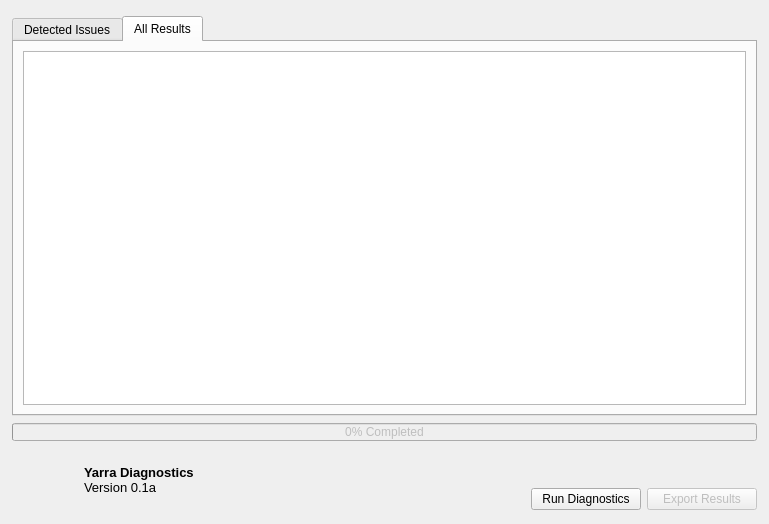
This is Diagnostics/yd_mainwindow.ui in WillForan/yarraclient as Qt 5 draws it before an edit. The edited form follows.
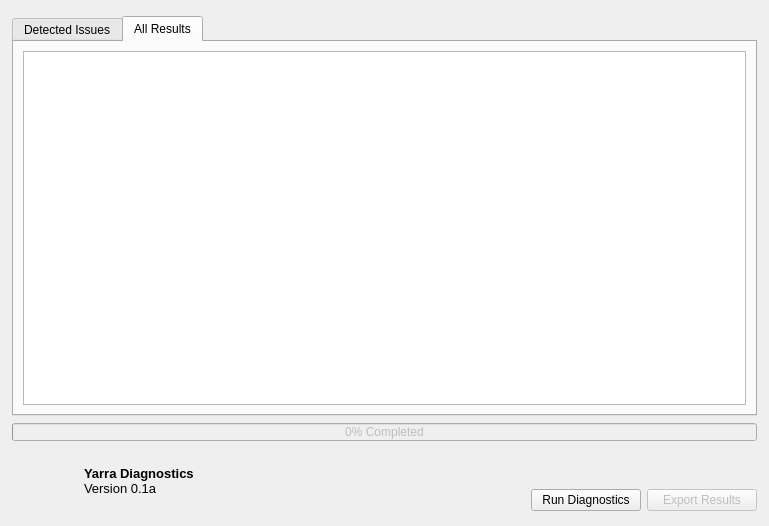
This is the edited form. The open tabs and pages were chosen to show the change. Icons and pictures are not drawn.

What changed in the file:
```diff
--- a/Diagnostics/yd_mainwindow.ui
+++ b/Diagnostics/yd_mainwindow.ui
@@ -10,7 +10,7 @@
     <x>0</x>
     <y>0</y>
     <width>769</width>
-    <height>524</height>
+    <height>526</height>
    </rect>
   </property>
   <property name="windowTitle">
```
Left out of the diff: 26 changed lines with no effect on the pictures.
